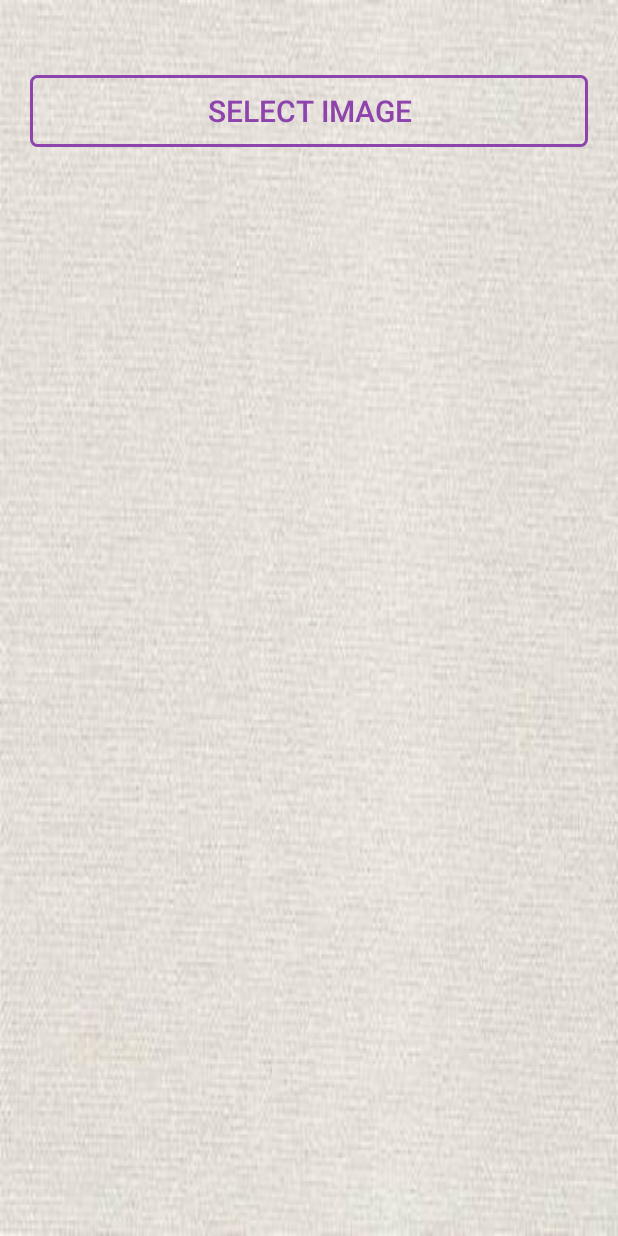
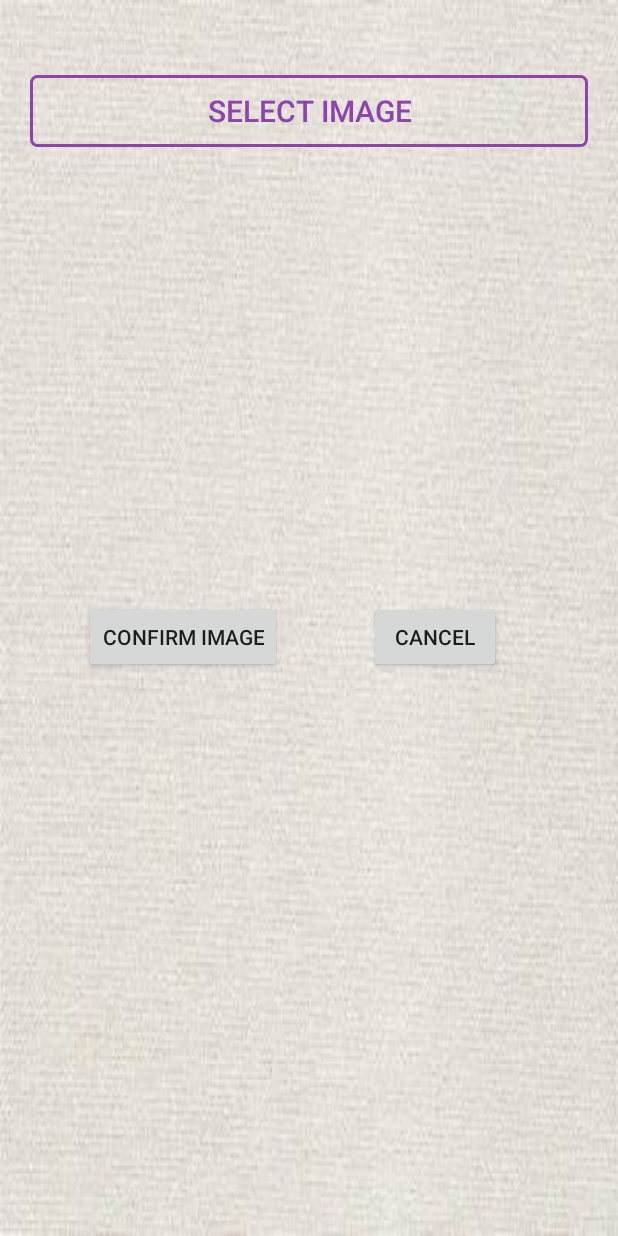
Before and after one commit to Ejeus/SmartCashManager, an Android app: the Add_Image screen opened directly, with no data from a screen before it, on a phone screen of 412 x 824 dp. Run offline under Robolectric (Android 15) with nearby library versions, the light colour scheme and no system bars.

Commit message:
Confirming image

```diff
--- a/app/src/main/AndroidManifest.xml
+++ b/app/src/main/AndroidManifest.xml
@@ -21,6 +21,7 @@
         <activity
             android:name=".MainActivity"
             android:label="@string/app_name"></activity>
+
         <activity
             android:name=".Login"
             android:theme="@style/AppTheme">
@@ -37,6 +38,8 @@
         <activity
             android:name=".Add_Image"
             android:theme="@style/AppTheme"></activity>
+
+
     </application>
 
 </manifest>
--- a/app/src/main/java/com/example/s528755/smartcashmanager/Add_Image.java
+++ b/app/src/main/java/com/example/s528755/smartcashmanager/Add_Image.java
@@ -31,6 +31,8 @@ public class Add_Image extends Activity {
 
     private int REQUEST_CAMERA = 0, SELECT_FILE = 1;
     private Button btnSelect;
+    private Button confirm;
+    private Button cancel;
     private ImageView ivImage;
     private String userChoosenTask;
 
@@ -47,6 +49,22 @@ public class Add_Image extends Activity {
             }
         });
        ivImage = (ImageView) findViewById(R.id.ivImage);
+        confirm = (Button) findViewById(R.id.Confirm);
+        cancel = (Button) findViewById(R.id.Cancel);
+        confirm.setOnClickListener(new OnClickListener() {
+            @Override
+            public void onClick(View v) {
+                Intent i=new Intent(v.getContext(),Add_Expense.class);
+                startActivity(i);
+            }
+        });
+        cancel.setOnClickListener(new OnClickListener() {
+            @Override
+            public void onClick(View v) {
+                Toast.makeText(getApplicationContext(), "Canceled selected image", Toast.LENGTH_SHORT).show();
+            }
+        });
+
     }
 
     @Override
--- a/app/src/main/res/layout/add_image.xml
+++ b/app/src/main/res/layout/add_image.xml
@@ -36,9 +36,29 @@
         android:layout_width="300dp"
         android:layout_height="250dp"
         android:layout_gravity="center"
-        android:layout_centerVertical="true"
         android:layout_marginLeft="40dp"
-        />
+        android:layout_alignTop="@+id/tableLayout2"
+        android:layout_centerHorizontal="true"
+        android:layout_marginTop="99dp" />
+
+    <Button
+        android:id="@+id/Confirm"
+        android:layout_width="wrap_content"
+        android:layout_height="wrap_content"
+        android:text="Confirm Image"
+        android:layout_marginTop="31dp"
+        android:layout_below="@+id/ivImage"
+        android:layout_alignStart="@+id/ivImage" />
+
+    <Button
+        android:id="@+id/Cancel"
+        android:layout_width="wrap_content"
+        android:layout_height="wrap_content"
+        android:text="Cancel"
+        android:layout_alignBaseline="@+id/Confirm"
+        android:layout_alignBottom="@+id/Confirm"
+        android:layout_alignEnd="@+id/ivImage"
+        android:layout_marginEnd="22dp" />
 
     <!--<Button-->
         <!--android:textSize="20dp"-->
```
